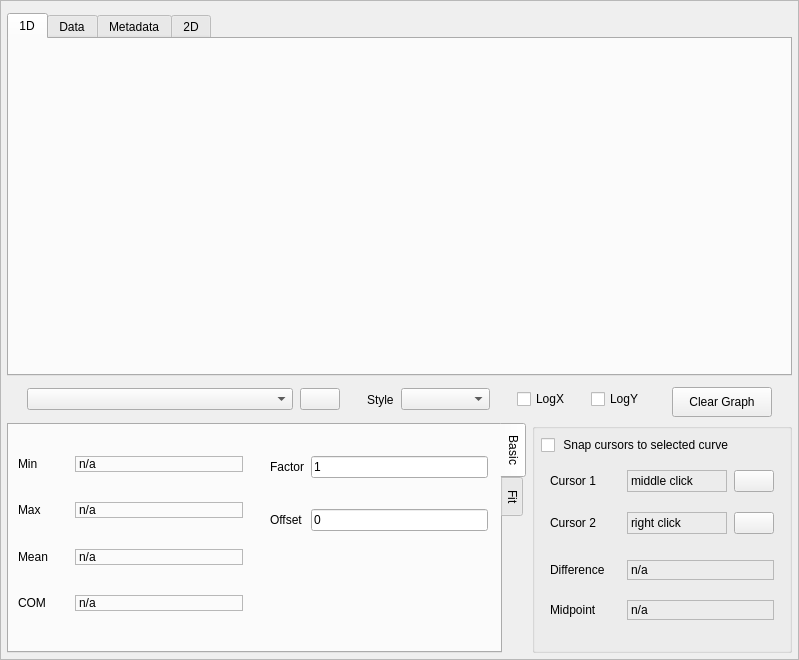
Qt form src/mdaviz/resources/mda_file_viz.ui (BCDA-APS/mdaviz) before a commit.
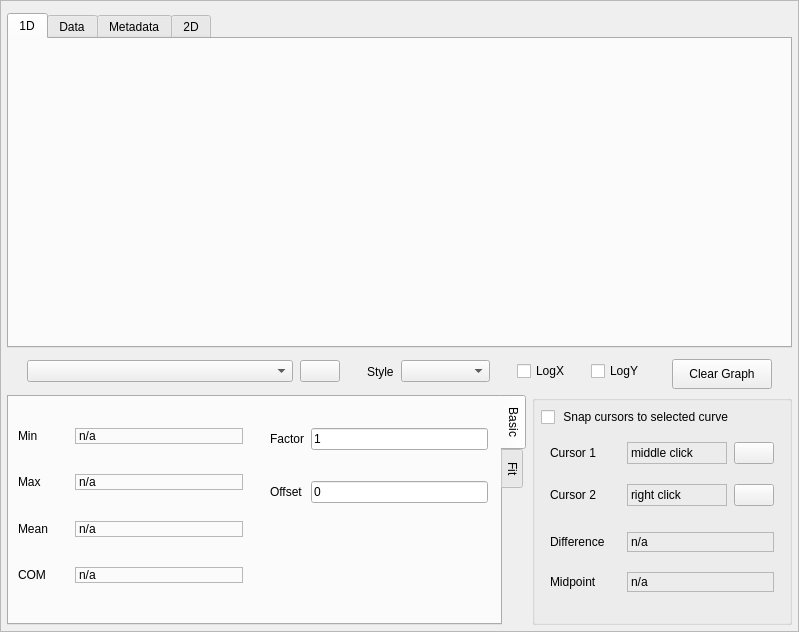
The same form after that commit. Icons and pictures are not drawn.

Commit message: update ui: limite height of graph info panel

What changed in the file:
```diff
--- a/src/mdaviz/resources/mda_file_viz.ui
+++ b/src/mdaviz/resources/mda_file_viz.ui
@@ -7,7 +7,7 @@
     <x>0</x>
     <y>0</y>
     <width>799</width>
-    <height>660</height>
+    <height>632</height>
    </rect>
   </property>
   <property name="windowTitle">
@@ -43,7 +43,7 @@
         <x>0</x>
         <y>0</y>
         <width>797</width>
-        <height>658</height>
+        <height>630</height>
        </rect>
       </property>
       <layout class="QVBoxLayout" name="verticalLayout">
@@ -424,6 +424,12 @@
               <height>0</height>
              </size>
             </property>
+            <property name="maximumSize">
+             <size>
+              <width>16777215</width>
+              <height>250</height>
+             </size>
+            </property>
             <property name="tabPosition">
              <enum>QTabWidget::East</enum>
             </property>
```
